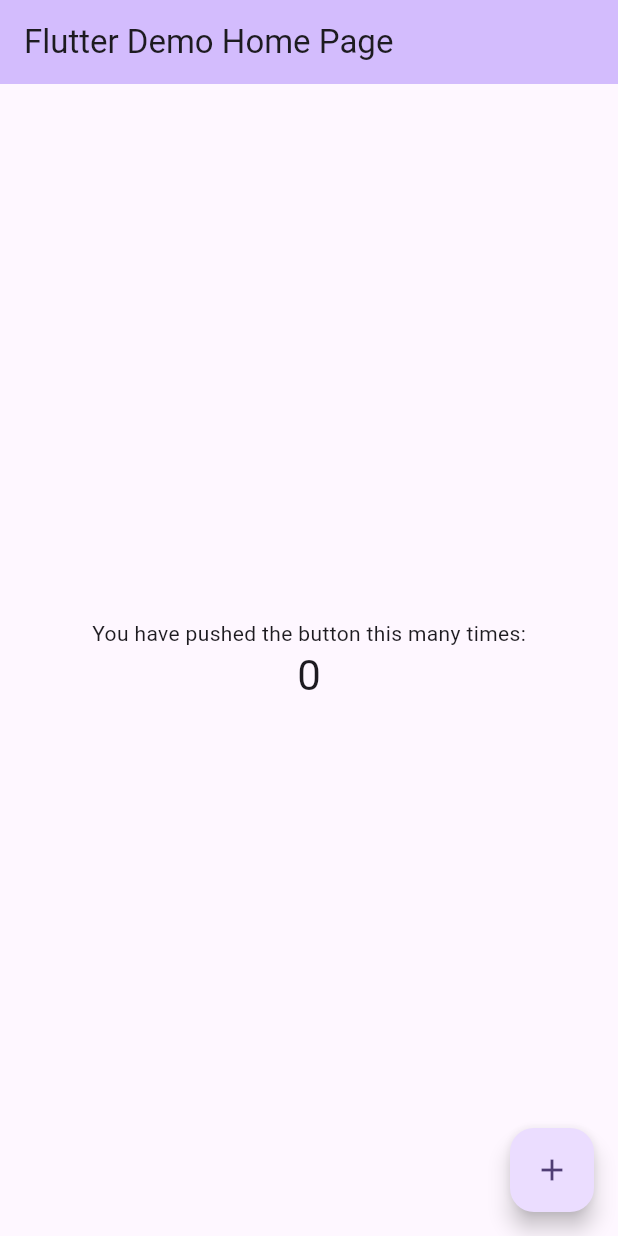
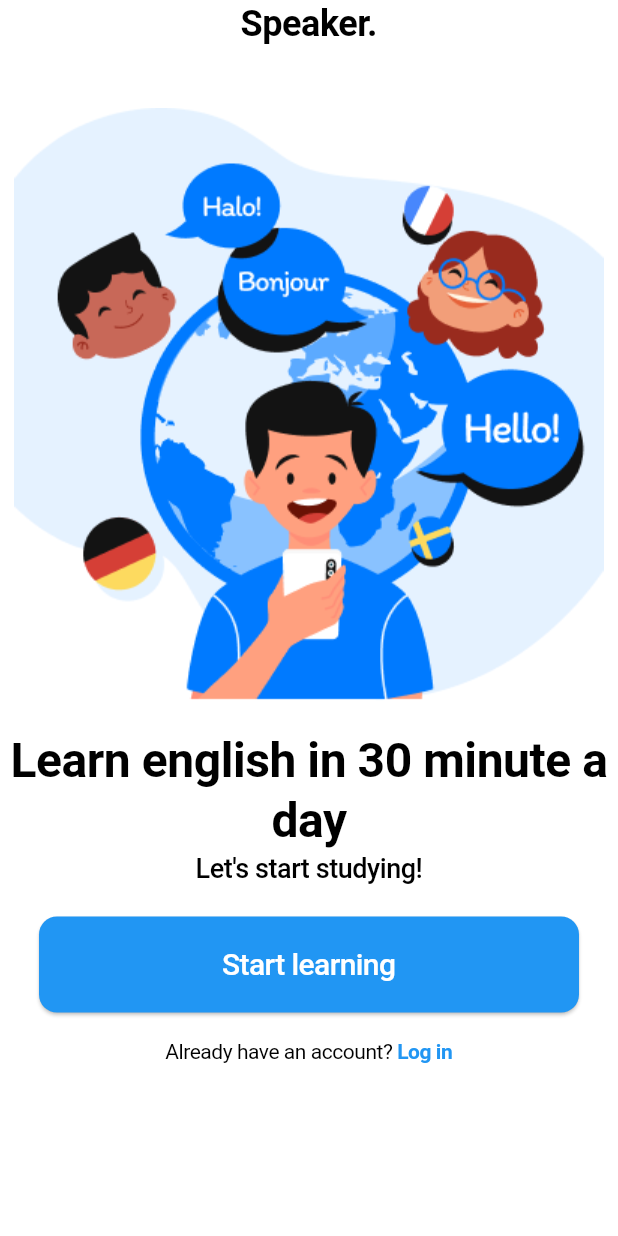
Before and after one commit to Osinek280/mobile, a Flutter app: the screen it shows after launch, on a phone screen of 412 x 824 dp. Run offline on Flutter 3.47's test engine with Material 3 defaults, Android fonts, the phone set to English and light mode, and no system bars; Roboto replaces fonts that are missing (SF Pro Text).

Commit message:
add homePage

```diff
--- a/lib/main.dart
+++ b/lib/main.dart
@@ -1,4 +1,133 @@
 import 'package:flutter/material.dart';
+
+const _fontFamily = 'SF Pro Text'; // dodaj do pubspec.yaml i assets/fonts
+
+final lightTheme = ThemeData(
+  brightness: Brightness.light,
+  colorScheme: const ColorScheme(
+    brightness: Brightness.light,
+    primary: Color(0xFF007AFF),
+    onPrimary: Color(0xFFFFFFFF),
+    secondary: Color(0xFFD7D7D7),
+    onSecondary: Color(0xFF131313),
+    error: Color(0xFFD9534F),
+    onError: Color(0xFFFFFFFF),
+    surface: Color(0xFFF6F6F6),
+    onSurface: Color(0xFF131313), // dawny onBackground
+  ),
+  scaffoldBackgroundColor: Color(0xFFFFFFFF), // Bg
+  dividerColor: Color(0xFFF2F2F2),
+);
+final darkTheme = ThemeData(
+  brightness: Brightness.dark,
+  colorScheme: const ColorScheme(
+    brightness: Brightness.dark,
+    primary: Color(0xFF007AFF),
+    onPrimary: Color(0xFFFFFFFF),
+    secondary: Color(0xFF4C4C4C),
+    onSecondary: Color(0xFFFFFFFF),
+    error: Color(0xFFD9534F),
+    onError: Color(0xFFFFFFFF),
+    surface: Color(0xFF00254D),
+    onSurface: Color(0xFFFFFFFF), // dawny onBackground
+  ),
+  scaffoldBackgroundColor: Color(0xFF131313), // Bg
+  dividerColor: Color(0xFF393939),
+);
+
+final TextTheme customTextTheme = TextTheme(
+  // Headliney
+  displayLarge: TextStyle(
+    fontSize: 40,
+    height: 48 / 40,
+    letterSpacing: -0.3,
+    fontWeight: FontWeight.bold,
+    fontFamily: _fontFamily,
+  ),
+  displayMedium: TextStyle(
+    fontSize: 32,
+    height: 40 / 32,
+    letterSpacing: -0.3,
+    fontWeight: FontWeight.w600,
+    fontFamily: _fontFamily,
+  ),
+  displaySmall: TextStyle(
+    fontSize: 24,
+    height: 32 / 24,
+    letterSpacing: -0.3,
+    fontWeight: FontWeight.w600,
+    fontFamily: _fontFamily,
+  ),
+
+  // Title
+  titleLarge: TextStyle(
+    fontSize: 24,
+    height: 32 / 24,
+    letterSpacing: -0.3,
+    fontWeight: FontWeight.w500,
+    fontFamily: _fontFamily,
+  ),
+  titleMedium: TextStyle(
+    fontSize: 20,
+    height: 24 / 20,
+    letterSpacing: -0.3,
+    fontWeight: FontWeight.w500,
+    fontFamily: _fontFamily,
+  ),
+  titleSmall: TextStyle(
+    fontSize: 18,
+    height: 24 / 18,
+    letterSpacing: -0.3,
+    fontWeight: FontWeight.w500,
+    fontFamily: _fontFamily,
+  ),
+
+  // Label
+  labelLarge: TextStyle(
+    fontSize: 20,
+    height: 24 / 20,
+    letterSpacing: -0.4,
+    fontWeight: FontWeight.w500,
+    fontFamily: _fontFamily,
+  ),
+  labelMedium: TextStyle(
+    fontSize: 16,
+    height: 20 / 16,
+    letterSpacing: -0.4,
+    fontWeight: FontWeight.w600,
+    fontFamily: _fontFamily,
+  ),
+  labelSmall: TextStyle(
+    fontSize: 14,
+    height: 20 / 14,
+    letterSpacing: -0.4,
+    fontWeight: FontWeight.w600,
+    fontFamily: _fontFamily,
+  ),
+
+  // Body
+  bodyLarge: TextStyle(
+    fontSize: 20,
+    height: 24 / 20,
+    letterSpacing: -0.3,
+    fontWeight: FontWeight.normal,
+    fontFamily: _fontFamily,
+  ),
+  bodyMedium: TextStyle(
+    fontSize: 16,
+    height: 20 / 16,
+    letterSpacing: -0.3,
+    fontWeight: FontWeight.normal,
+    fontFamily: _fontFamily,
+  ),
+  bodySmall: TextStyle(
+    fontSize: 14,
+    height: 20 / 14,
+    letterSpacing: -0.3,
+    fontWeight: FontWeight.normal,
+    fontFamily: _fontFamily,
+  ),
+);
 
 void main() {
   runApp(const MyApp());
@@ -11,8 +140,17 @@ class MyApp extends StatelessWidget {
   @override
   Widget build(BuildContext context) {
     return MaterialApp(
-      title: 'Flutter Demo',
-      theme: ThemeData(
+      title: 'Edumate',
+      darkTheme: darkTheme.copyWith(
+        // primarySwatch: Colors.blue,
+        textTheme: customTextTheme,
+        // useMaterial3: true,
+      ),
+      themeMode: ThemeMode.light,
+      theme: lightTheme.copyWith(
+        // primarySwatch: Colors.blue,
+        textTheme: customTextTheme,
+        // useMaterial3: true,
         // This is the theme of your application.
         //
         // TRY THIS: Try running your application with "flutter run". You'll see
@@ -28,95 +166,106 @@ class MyApp extends StatelessWidget {
         //
         // This works for code too, not just values: Most code changes can be
         // tested with just a hot reload.
-        colorScheme: ColorScheme.fromSeed(seedColor: Colors.deepPurple),
       ),
-      home: const MyHomePage(title: 'Flutter Demo Home Page'),
+      home: const LanguageLearningScreen(),
     );
   }
 }
 
-class MyHomePage extends StatefulWidget {
-  const MyHomePage({super.key, required this.title});
-
-  // This widget is the home page of your application. It is stateful, meaning
-  // that it has a State object (defined below) that contains fields that affect
-  // how it looks.
-
-  // This class is the configuration for the state. It holds the values (in this
-  // case the title) provided by the parent (in this case the App widget) and
-  // used by the build method of the State. Fields in a Widget subclass are
-  // always marked "final".
-
-  final String title;
-
-  @override
-  State<MyHomePage> createState() => _MyHomePageState();
-}
-
-class _MyHomePageState extends State<MyHomePage> {
-  int _counter = 0;
-
-  void _incrementCounter() {
-    setState(() {
-      // This call to setState tells the Flutter framework that something has
-      // changed in this State, which causes it to rerun the build method below
-      // so that the display can reflect the updated values. If we changed
-      // _counter without calling setState(), then the build method would not be
-      // called again, and so nothing would appear to happen.
-      _counter++;
-    });
-  }
+class LanguageLearningScreen extends StatelessWidget {
+  const LanguageLearningScreen({super.key});
 
   @override
   Widget build(BuildContext context) {
-    // This method is rerun every time setState is called, for instance as done
-    // by the _incrementCounter method above.
-    //
-    // The Flutter framework has been optimized to make rerunning build methods
-    // fast, so that you can just rebuild anything that needs updating rather
-    // than having to individually change instances of widgets.
+    final textTheme = Theme.of(context).textTheme;
+
     return Scaffold(
-      appBar: AppBar(
-        // TRY THIS: Try changing the color here to a specific color (to
-        // Colors.amber, perhaps?) and trigger a hot reload to see the AppBar
-        // change color while the other colors stay the same.
-        backgroundColor: Theme.of(context).colorScheme.inversePrimary,
-        // Here we take the value from the MyHomePage object that was created by
-        // the App.build method, and use it to set our appbar title.
-        title: Text(widget.title),
-      ),
-      body: Center(
-        // Center is a layout widget. It takes a single child and positions it
-        // in the middle of the parent.
-        child: Column(
-          // Column is also a layout widget. It takes a list of children and
-          // arranges them vertically. By default, it sizes itself to fit its
-          // children horizontally, and tries to be as tall as its parent.
-          //
-          // Column has various properties to control how it sizes itself and
-          // how it positions its children. Here we use mainAxisAlignment to
-          // center the children vertically; the main axis here is the vertical
-          // axis because Columns are vertical (the cross axis would be
-          // horizontal).
-          //
-          // TRY THIS: Invoke "debug painting" (choose the "Toggle Debug Paint"
-          // action in the IDE, or press "p" in the console), to see the
-          // wireframe for each widget.
-          mainAxisAlignment: MainAxisAlignment.center,
-          children: <Widget>[
-            const Text('You have pushed the button this many times:'),
-            Text(
-              '$_counter',
-              style: Theme.of(context).textTheme.headlineMedium,
-            ),
-          ],
+      body: SafeArea(
+        child: SingleChildScrollView(
+          // padding: const EdgeInsets.all(20),
+          child: Column(
+            mainAxisAlignment: MainAxisAlignment.center,
+            children: [
+              Text(
+                'Speaker.',
+                style: textTheme.displaySmall?.copyWith(
+                  color: Colors.black,
+                ), // 24/32 headlineSmall
+              ),
+              const SizedBox(height: 40),
+              Center(child: Image.asset('assets/home-light2.png')),
+              const SizedBox(height: 20),
+              Center(
+                child: Column(
+                  crossAxisAlignment: CrossAxisAlignment.center,
+                  children: [
+                    Text(
+                      'Learn english in 30 minute a day',
+                      style: textTheme.displayMedium?.copyWith(
+                        color: Colors.black,
+                      ),
+                      textAlign: TextAlign.center,
+                    ),
+                    Text(
+                      "Let's start studying!",
+                      style: textTheme.titleSmall?.copyWith(
+                        color: Colors.black,
+                      ),
+                      textAlign: TextAlign.center,
+                    ),
+                  ],
+                ),
+              ),
+
+              const SizedBox(height: 20),
+              SizedBox(
+                width: 360,
+                child: ElevatedButton(
+                  onPressed: () {
+                    // Navigate to learning screen
+                  },
+                  style: ElevatedButton.styleFrom(
+                    backgroundColor: Colors.blue,
+                    padding: const EdgeInsets.symmetric(
+                      horizontal: 12,
+                      vertical: 20,
+                    ),
+                    shape: RoundedRectangleBorder(
+                      borderRadius: BorderRadius.circular(12),
+                    ),
+                  ),
+                  child: Text(
+                    'Start learning',
+                    style: textTheme.labelLarge?.copyWith(color: Colors.white),
+                  ),
+                ),
+              ),
+              const SizedBox(height: 16),
+              Row(
+                mainAxisAlignment: MainAxisAlignment.center,
+                children: [
+                  Text(
+                    'Already have an account? ',
+                    style: textTheme.bodySmall?.copyWith(color: Colors.black),
+                  ),
+                  GestureDetector(
+                    onTap: () {
+                      // TODO: dodaj nawigację do ekranu logowania
+                    },
+                    child: Text(
+                      'Log in',
+                      style: textTheme.bodySmall?.copyWith(
+                        color: Colors.blue,
+                        fontWeight: FontWeight.bold,
+                      ),
+                    ),
+                  ),
+                ],
+              ),
+            ],
+          ),
         ),
       ),
-      floatingActionButton: FloatingActionButton(
-        onPressed: _incrementCounter,
-        tooltip: 'Increment',
-        child: const Icon(Icons.add),
-      ), // This trailing comma makes auto-formatting nicer for build methods.
     );
   }
 }
```
Also changed, not shown: pubspec.yaml (+13 -1 lines), assets/home-light.png (added), assets/home-light2.png (added).
